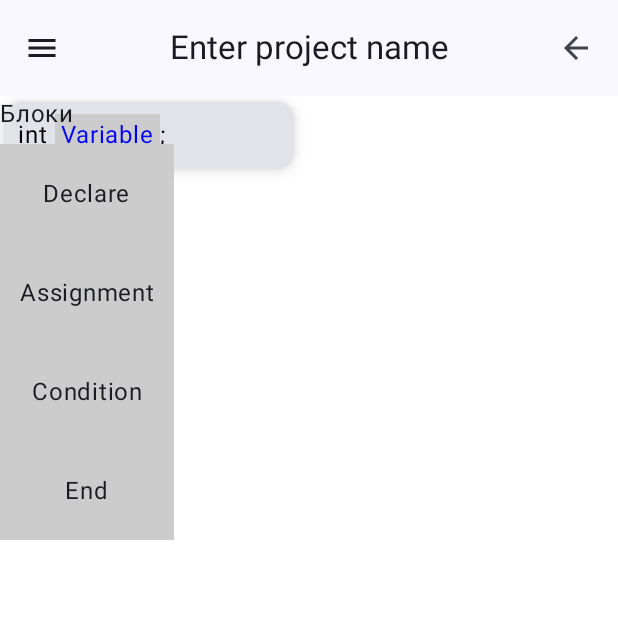
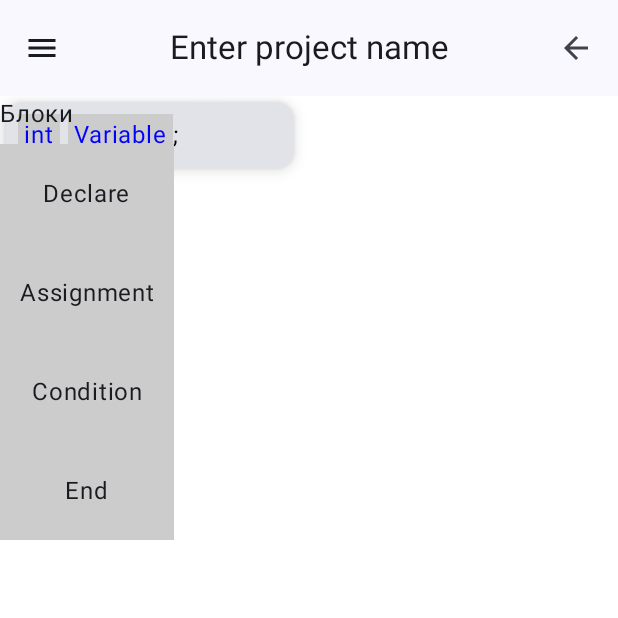
Before and after one commit to Maksimcode/Android-7-Module-HITs, an Android app built with Jetpack Compose: the MainScreen screen opened through its navigation route, after a tap on "Declare", on a phone screen of 412 x 824 dp, the top half of it. Run offline under Robolectric (Android 15) with nearby library versions, the phone set to English and light mode, and no system bars.

Commit message:
Updated DeclareBlockView

```diff
--- a/app/src/main/java/com/example/android_7_module_hits/ui/uiblocks/DeclareBlockView.kt
+++ b/app/src/main/java/com/example/android_7_module_hits/ui/uiblocks/DeclareBlockView.kt
@@ -6,11 +6,14 @@ import androidx.compose.foundation.layout.Arrangement
 import androidx.compose.foundation.layout.Box
 import androidx.compose.foundation.layout.Column
 import androidx.compose.foundation.layout.Row
+import androidx.compose.foundation.layout.Spacer
 import androidx.compose.foundation.layout.fillMaxWidth
 import androidx.compose.foundation.layout.padding
 import androidx.compose.foundation.layout.width
 import androidx.compose.material3.Card
 import androidx.compose.material3.CardDefaults
+import androidx.compose.material3.DropdownMenu
+import androidx.compose.material3.DropdownMenuItem
 import androidx.compose.material3.Text
 import androidx.compose.material3.TextButton
 import androidx.compose.material3.TextField
@@ -25,11 +28,17 @@ import androidx.compose.ui.graphics.Color
 import androidx.compose.ui.unit.dp
 import com.example.android_7_module_hits.Blocks.Block
 import com.example.android_7_module_hits.Blocks.BlockContent
+import com.example.android_7_module_hits.Blocks.DataType
 
 @Composable
 fun DeclareBlockView(content: BlockContent.Declare, block: Block){
-    var isEditing by remember { mutableStateOf(false) }
+    var isEditingName by remember { mutableStateOf(false) }
+    var isEditingType by remember { mutableStateOf(false) }
+
     var editedName by remember(content.name ?: "Variable") { mutableStateOf(content.name ?: "Variable") }
+    var editedType by remember(content.type ?: DataType.INTEGER) { mutableStateOf(content.type ?: DataType.INTEGER) }
+
+    val options = listOf(DataType.INTEGER, DataType.STRING, DataType.BOOLEAN)
 
     Card(
         modifier = Modifier
@@ -38,7 +47,7 @@ fun DeclareBlockView(content: BlockContent.Declare, block: Block){
         elevation = CardDefaults.cardElevation(defaultElevation = 6.dp)
     ) {
         Column(modifier = Modifier.padding(8.dp)) {
-            if (isEditing) {
+            if (isEditingName) {
                 TextField(
                     value = editedName,
                     onValueChange = { newText ->
@@ -56,7 +65,7 @@ fun DeclareBlockView(content: BlockContent.Declare, block: Block){
                     TextButton(
                         onClick = {
                             editedName = content.name ?: "Variable"
-                            isEditing = false
+                            isEditingName = false
                         }
                     ) {
                         Text("Отмена")
@@ -65,21 +74,46 @@ fun DeclareBlockView(content: BlockContent.Declare, block: Block){
                     TextButton(
                         onClick = {
                             content.name = editedName
-                            isEditing = false
+                            isEditingName = false
                         }
                     ) {
                         Text("Сохранить")
                     }
                 }
 
+            } else if(isEditingType){
+                DropdownMenu(
+                    expanded = isEditingType,
+                    onDismissRequest = { isEditingType = false }) {
+                    options.forEach { type ->
+                        DropdownMenuItem(
+                            text = {
+                                Text(text = displayText(type))
+                            },
+                            onClick = {
+                                editedType = type
+                                isEditingType = false
+                            }
+                        )
+
+                    }
+                }
+
             } else {
                 Row(verticalAlignment = Alignment.CenterVertically) {
-                    Text(text = "int ", color = Color.Black)
-
                     Box(
                         modifier = Modifier
                             .background(Color.LightGray)
-                            .clickable { isEditing = true }
+                            .clickable { isEditingType = true }
+                            .padding(horizontal = 4.dp, vertical = 2.dp)
+                    ) {
+                        Text(text = displayText(editedType), color = Color.Blue)
+                    }
+                    Spacer(modifier = Modifier.width(5.dp))
+                    Box(
+                        modifier = Modifier
+                            .background(Color.LightGray)
+                            .clickable { isEditingName = true }
                             .padding(horizontal = 4.dp, vertical = 2.dp)
                     ) {
                         Text(text = editedName, color = Color.Blue)
@@ -91,3 +125,12 @@ fun DeclareBlockView(content: BlockContent.Declare, block: Block){
         }
     }
 }
+
+fun displayText(selectedType: DataType): String{
+    return when(selectedType){
+        DataType.INTEGER -> "int"
+        DataType.STRING -> "string"
+        DataType.BOOLEAN -> "bool"
+        else -> "pupu"
+    }
+}
```
